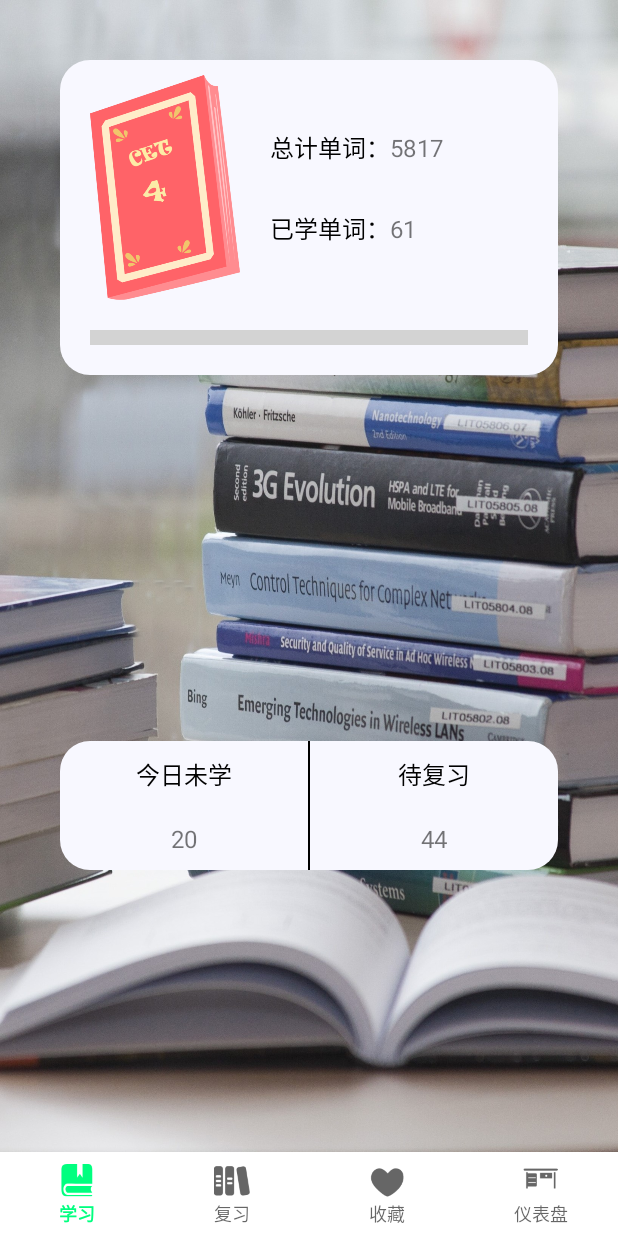
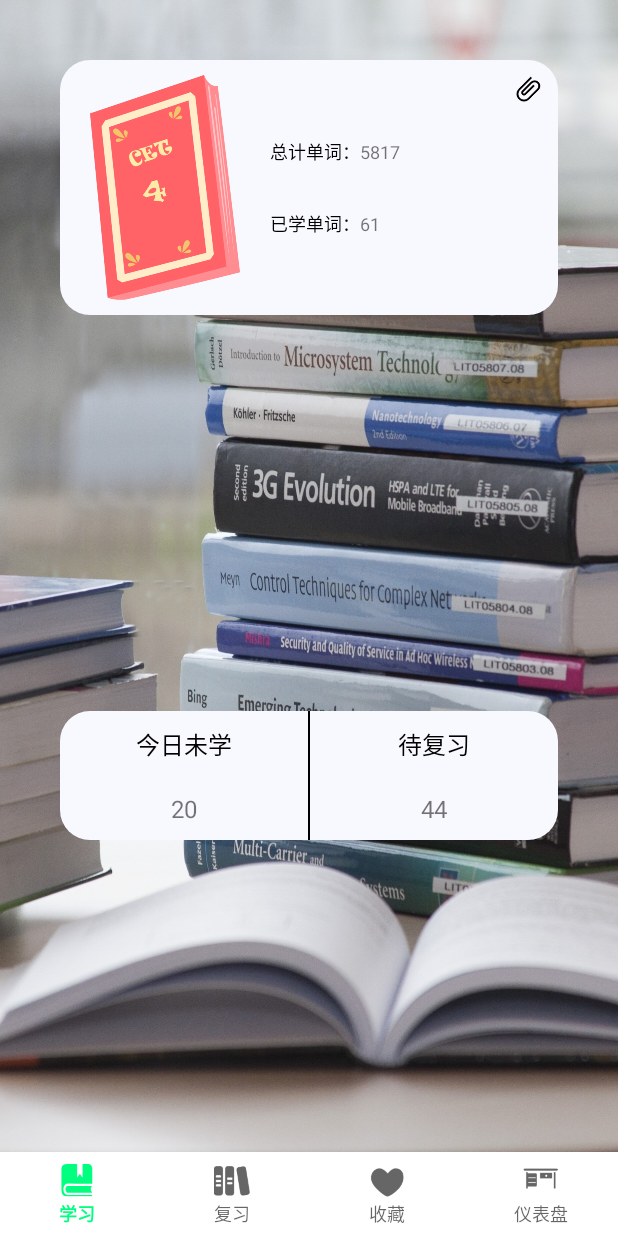
Before and after one commit to chenzan01/WordsDiary, an Android app: the StudyInfoFragment screen opened through its navigation route, on a phone screen of 412 x 824 dp. Run offline under Robolectric (Android 15) with nearby library versions, the phone set to English and light mode, and no system bars; our stand-ins replace navigation-ui.

Commit message:
【修改代码】完善词书卡片翻转功能

```diff
--- a/app/src/main/res/layout/fragment_study_info.xml
+++ b/app/src/main/res/layout/fragment_study_info.xml
@@ -25,13 +25,14 @@
         <LinearLayout
             android:id="@+id/layout_studyInfoFragment_book_front"
             android:layout_width="match_parent"
-            android:layout_height="wrap_content"
+            android:layout_height="170dp"
             android:orientation="vertical">
             <LinearLayout
                 android:id="@+id/layout_studyInfoFragment_book_info"
-                android:layout_width="wrap_content"
+                android:layout_width="match_parent"
                 android:layout_height="wrap_content"
                 android:layout_marginStart="20dp"
+                android:layout_marginEnd="10dp"
                 android:layout_marginTop="10dp"
                 android:orientation="horizontal">
 
@@ -43,8 +44,9 @@
                     android:contentDescription="@string/词书图片" />
 
                 <LinearLayout
-                    android:layout_width="wrap_content"
+                    android:layout_width="0dp"
                     android:layout_height="150dp"
+                    android:layout_weight="1"
                     android:gravity="center_vertical"
                     android:orientation="vertical">
                     <!--总计单词数-->
@@ -61,7 +63,7 @@
                             android:layout_height="wrap_content"
                             android:textAlignment="center"
                             android:text="@string/总计单词"
-                            android:textSize="16sp"
+                            android:textSize="12sp"
                             android:textColor="@color/black"
                             />
 
@@ -72,7 +74,7 @@
                             android:layout_height="wrap_content"
                             android:textAlignment="center"
                             android:text="@string/_5817"
-                            android:textSize="16sp" />
+                            android:textSize="12sp" />
                     </LinearLayout>
 
                     <!--已学单词数-->
@@ -89,7 +91,7 @@
                             android:layout_height="wrap_content"
                             android:textAlignment="center"
                             android:text="@string/已学单词"
-                            android:textSize="16sp"
+                            android:textSize="12sp"
                             android:textColor="@color/black"
                             />
 
@@ -100,43 +102,37 @@
                             android:layout_height="wrap_content"
                             android:textAlignment="center"
                             android:text="@string/_61"
-                            android:textSize="16sp"
+                            android:textSize="12sp"
                             />
                     </LinearLayout>
                 </LinearLayout>
+
+                <ImageButton
+                    android:id="@+id/imageButton_studyInfoFragment_book_front"
+                    android:layout_width="20dp"
+                    android:layout_height="20dp"
+                    android:background="@drawable/ic_studyinfo_plus"/>
             </LinearLayout>
-
-            <!--进度条-->
-            <LinearLayout
-                android:layout_width="match_parent"
-                android:layout_height="10dp"
-                android:layout_marginTop="20dp"
-                android:layout_marginBottom="20dp"
-                android:layout_marginStart="20dp"
-                android:layout_marginEnd="20dp"
-                android:background="@color/lightGray"/>
         </LinearLayout>
 
         <!--背面-->
         <LinearLayout
             android:id="@+id/layout_studyInfoFragment_book_back"
             android:layout_width="match_parent"
-            android:layout_height="100dp"
+            android:layout_height="170dp"
             android:orientation="vertical"
-            android:background="@color/lightGray"
-            android:visibility="gone"/>
+            android:rotationY="180"
+            android:visibility="gone">
 
-    </LinearLayout>
+            <ImageButton
+                android:id="@+id/imageButton_studyInfoFragment_book_back"
+                android:layout_width="20dp"
+                android:layout_height="20dp"
+                android:background="@drawable/ic_studyinfo_back"/>
+        </LinearLayout>
 
-    <!--词书背面-->
-    <LinearLayout
-        android:id="@+id/layout_studyInfoFragment_bookBack"
-        android:layout_width="100dp"
-        android:layout_height="100dp"
-        android:orientation="vertical"
-        android:background="@drawable/btn_corner_studyinfo"
-        android:visibility="gone"
-        tools:ignore="MissingConstraints">
+
+
 
     </LinearLayout>
 
```
Also changed, not shown: app/src/main/java/com/zanchen/develop/wordsdiary/fragment/study/studyInfo/StudyInfoFragment.java (+65 -25 lines), app/src/main/res/drawable/ic_studyinfo_back.png (added), app/src/main/res/drawable/ic_studyinfo_plus.png (added).
